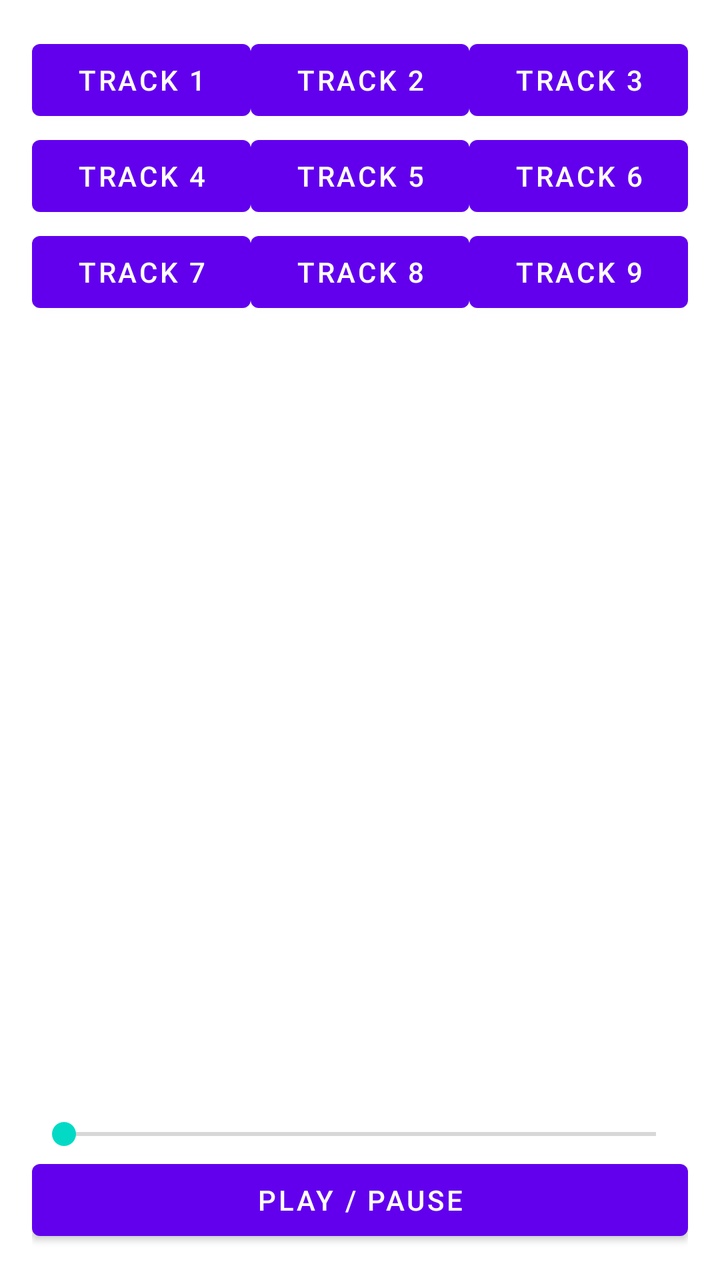
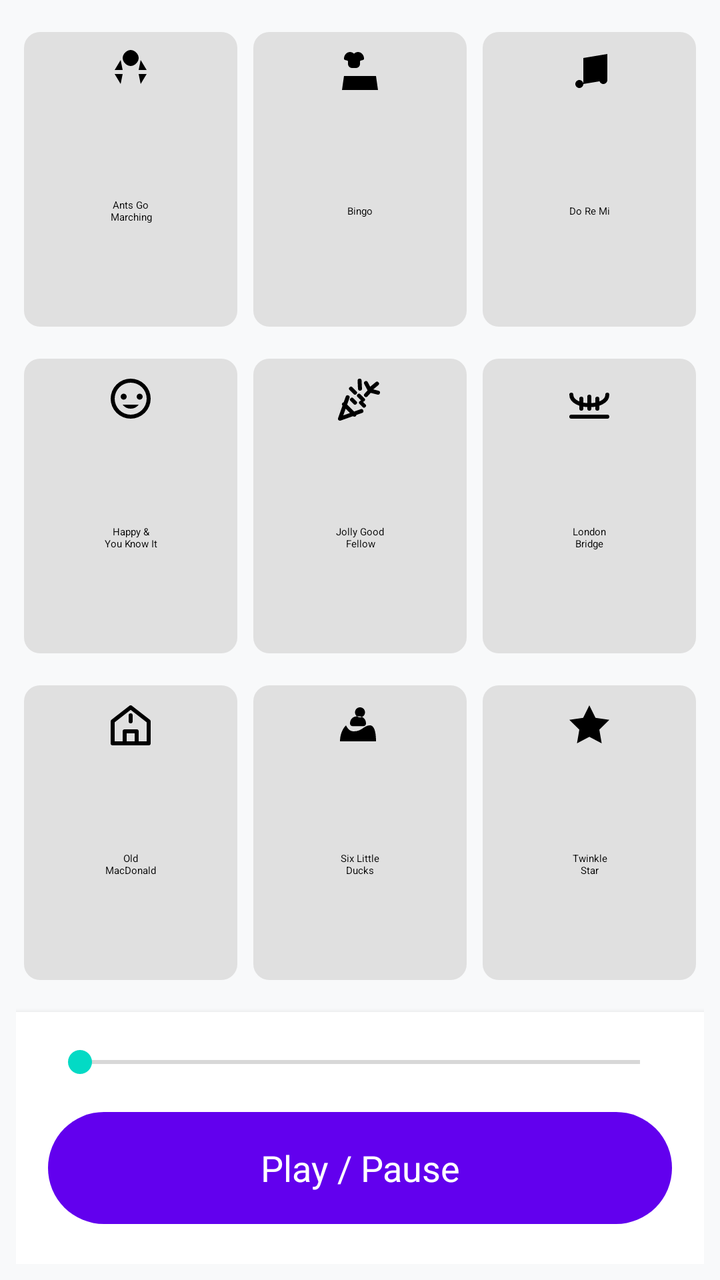

The first picture is an Android layout as it rendered before a commit; the second is the same layout after the commit. The layout source and the unified diff follow.
<!-- AndroidManifest.xml: application theme Theme.MusicPlayerForKids -->
<!-- res/layout/activity_main.xml -->
<?xml version="1.0" encoding="utf-8"?>
<LinearLayout
    xmlns:android="http://schemas.android.com/apk/res/android"
    android:orientation="vertical"
    android:layout_width="match_parent"
    android:layout_height="match_parent"
    android:padding="16dp">

    <GridLayout
        android:id="@+id/grid"
        android:layout_width="match_parent"
        android:layout_height="0dp"
        android:layout_weight="1"
        android:columnCount="3"
        android:rowCount="3">

        <Button
            android:id="@+id/btn1"
            android:text="Track 1"
            android:layout_width="0dp"
            android:layout_height="wrap_content"
            android:layout_columnWeight="1"/>

        <Button
            android:id="@+id/btn2"
            android:text="Track 2"
            android:layout_width="0dp"
            android:layout_height="wrap_content"
            android:layout_columnWeight="1"/>

        <Button
            android:id="@+id/btn3"
            android:text="Track 3"
            android:layout_width="0dp"
            android:layout_height="wrap_content"
            android:layout_columnWeight="1"/>

        <Button
            android:id="@+id/btn4"
            android:text="Track 4"
            android:layout_width="0dp"
            android:layout_height="wrap_content"
            android:layout_columnWeight="1"/>

        <Button
            android:id="@+id/btn5"
            android:text="Track 5"
            android:layout_width="0dp"
            android:layout_height="wrap_content"
            android:layout_columnWeight="1"/>

        <Button
            android:id="@+id/btn6"
            android:text="Track 6"
            android:layout_width="0dp"
            android:layout_height="wrap_content"
            android:layout_columnWeight="1"/>

        <Button
            android:id="@+id/btn7"
            android:text="Track 7"
            android:layout_width="0dp"
            android:layout_height="wrap_content"
            android:layout_columnWeight="1"/>

        <Button
            android:id="@+id/btn8"
            android:text="Track 8"
            android:layout_width="0dp"
            android:layout_height="wrap_content"
            android:layout_columnWeight="1"/>

        <Button
            android:id="@+id/btn9"
            android:text="Track 9"
            android:layout_width="0dp"
            android:layout_height="wrap_content"
            android:layout_columnWeight="1"/>

    </GridLayout>

    <SeekBar
        android:id="@+id/seekBar"
        android:layout_width="match_parent"
        android:layout_height="wrap_content"/>

    <Button
        android:id="@+id/pauseButton"
        android:layout_width="match_parent"
        android:layout_height="wrap_content"
        android:text="Play / Pause"/>

</LinearLayout>
<!-- resources referenced by this layout -->
<resources>
  <!-- unchanged entries left out for length: 7 -->
</resources>

<!-- the commit's change to res/layout/activity_main.xml (unified diff, before → after) -->
@@ -4,7 +4,8 @@
     android:orientation="vertical"
     android:layout_width="match_parent"
     android:layout_height="match_parent"
-    android:padding="16dp">
+    android:padding="8dp"
+    android:background="#F8F9FA">
 
     <GridLayout
         android:id="@+id/grid"
@@ -12,82 +13,123 @@
         android:layout_height="0dp"
         android:layout_weight="1"
         android:columnCount="3"
-        android:rowCount="3">
+        android:rowCount="3"
+        android:useDefaultMargins="true">
 
         <Button
             android:id="@+id/btn1"
-            android:text="Track 1"
+            android:text="@string/song_ants"
+            android:drawableTop="@drawable/ic_ant"
             android:layout_width="0dp"
-            android:layout_height="wrap_content"
-            android:layout_columnWeight="1"/>
+            android:layout_height="0dp"
+            android:layout_columnWeight="1"
+            android:layout_rowWeight="1"
+            style="@style/SoundButton"/>
 
         <Button
             android:id="@+id/btn2"
-            android:text="Track 2"
+            android:text="@string/song_bingo"
+            android:drawableTop="@drawable/ic_dog"
             android:layout_width="0dp"
-            android:layout_height="wrap_content"
-            android:layout_columnWeight="1"/>
+            android:layout_height="0dp"
+            android:layout_columnWeight="1"
+            android:layout_rowWeight="1"
+            style="@style/SoundButton"/>
 
         <Button
             android:id="@+id/btn3"
-            android:text="Track 3"
+            android:text="@string/song_doremi"
+            android:drawableTop="@drawable/ic_music"
             android:layout_width="0dp"
-            android:layout_height="wrap_content"
-            android:layout_columnWeight="1"/>
+            android:layout_height="0dp"
+            android:layout_columnWeight="1"
+            android:layout_rowWeight="1"
+            style="@style/SoundButton"/>
 
         <Button
             android:id="@+id/btn4"
-            android:text="Track 4"
+            android:text="@string/song_happy"
+            android:drawableTop="@drawable/ic_happy"
             android:layout_width="0dp"
-            android:layout_height="wrap_content"
-            android:layout_columnWeight="1"/>
+            android:layout_height="0dp"
+            android:layout_columnWeight="1"
+            android:layout_rowWeight="1"
+            style="@style/SoundButton"/>
 
         <Button
             android:id="@+id/btn5"
-            android:text="Track 5"
+            android:text="@string/song_jolly"
+            android:drawableTop="@drawable/ic_party"
             android:layout_width="0dp"
-            android:layout_height="wrap_content"
-            android:layout_columnWeight="1"/>
+            android:layout_height="0dp"
+            android:layout_columnWeight="1"
+            android:layout_rowWeight="1"
+            style="@style/SoundButton"/>
 
         <Button
             android:id="@+id/btn6"
-            android:text="Track 6"
+            android:text="@string/song_london"
+            android:drawableTop="@drawable/ic_bridge"
             android:layout_width="0dp"
-            android:layout_height="wrap_content"
-            android:layout_columnWeight="1"/>
+            android:layout_height="0dp"
+            android:layout_columnWeight="1"
+            android:layout_rowWeight="1"
+            style="@style/SoundButton"/>
 
         <Button
             android:id="@+id/btn7"
-            android:text="Track 7"
+            android:text="@string/song_macdonald"
+            android:drawableTop="@drawable/ic_barn"
             android:layout_width="0dp"
-            android:layout_height="wrap_content"
-            android:layout_columnWeight="1"/>
+            android:layout_height="0dp"
+            android:layout_columnWeight="1"
+            android:layout_rowWeight="1"
+            style="@style/SoundButton"/>
 
         <Button
             android:id="@+id/btn8"
-            android:text="Track 8"
+            android:text="@string/song_ducks"
+            android:drawableTop="@drawable/ic_duck"
             android:layout_width="0dp"
-            android:layout_height="wrap_content"
-            android:layout_columnWeight="1"/>
+            android:layout_height="0dp"
+            android:layout_columnWeight="1"
+            android:layout_rowWeight="1"
+            style="@style/SoundButton"/>
 
         <Button
             android:id="@+id/btn9"
-            android:text="Track 9"
+            android:text="@string/song_twinkle"
+            android:drawableTop="@drawable/ic_star"
             android:layout_width="0dp"
-            android:layout_height="wrap_content"
-            android:layout_columnWeight="1"/>
+            android:layout_height="0dp"
+            android:layout_columnWeight="1"
+            android:layout_rowWeight="1"
+            style="@style/SoundButton"/>
 
     </GridLayout>
 
-    <SeekBar
-        android:id="@+id/seekBar"
-        android:layout_width="match_parent"
-        android:layout_height="wrap_content"/>
-
-    <Button
-        android:id="@+id/pauseButton"
+    <LinearLayout
         android:layout_width="match_parent"
         android:layout_height="wrap_content"
-        android:text="Play / Pause"/>
+        android:orientation="vertical"
+        android:padding="16dp"
+        android:layout_marginTop="8dp"
+        android:background="#FFFFFF"
+        android:elevation="4dp">
+
+        <SeekBar
+            android:id="@+id/seekBar"
+            android:layout_width="match_parent"
+            android:layout_height="wrap_content"
+            android:layout_marginBottom="12dp"/>
+
+        <Button
+            android:id="@+id/pauseButton"
+            android:layout_width="match_parent"
+            android:layout_height="64dp"
+            android:text="@string/play_pause"
+            android:textSize="18sp"
+            style="@style/Widget.Material3.Button"/>
+    </LinearLayout>
 
 </LinearLayout>
<!-- resource entries referenced after the edit -->
@@ -1,5 +1,125 @@
 <!-- resources referenced by this layout -->
 <resources>
+  <!-- drawable ic_ant (drawable) -->
+  <vector xmlns:android="http://schemas.android.com/apk/res/android"
+      android:width="24dp"
+      android:height="24dp"
+      android:viewportWidth="24"
+      android:viewportHeight="24">
+      <path
+          android:fillColor="#000000"
+          android:pathData="M7 6l-3 5h4M17 6l3 5h-4M7 18l-3-5h4M17 18l3-5h-4M12 5v14M12 9c2 0 4-2 4-4s-2-4-4-4-4 2-4 4 2 4 4 4z"/>
+  </vector>
+  <!-- drawable ic_barn (drawable) -->
+  <vector xmlns:android="http://schemas.android.com/apk/res/android"
+      android:width="24dp"
+      android:height="24dp"
+      android:viewportWidth="24"
+      android:viewportHeight="24">
+      <path
+          android:strokeColor="#000000"
+          android:strokeWidth="2"
+          android:strokeLineCap="round"
+          android:strokeLineJoin="round"
+          android:pathData="M3 21h18V10L12 3 3 10v11zM9 21v-6h6v6M12 7v3"/>
+  </vector>
+  <!-- drawable ic_bridge (drawable) -->
+  <vector xmlns:android="http://schemas.android.com/apk/res/android"
+      android:width="24dp"
+      android:height="24dp"
+      android:viewportWidth="24"
+      android:viewportHeight="24">
+      <path
+          android:strokeColor="#000000"
+          android:strokeWidth="2"
+          android:strokeLineCap="round"
+          android:strokeLineJoin="round"
+          android:pathData="M3 21h18M3 10c0 7 18 7 18 0M8 12v5M12 11v6M16 12v5"/>
+  </vector>
+  <!-- drawable ic_dog (drawable) -->
+  <vector xmlns:android="http://schemas.android.com/apk/res/android"
+      android:width="24dp"
+      android:height="24dp"
+      android:viewportWidth="24"
+      android:viewportHeight="24">
+      <path
+          android:fillColor="#000000"
+          android:pathData="M10 5.172C10 3.782 8.823 2 7 2 5.177 2 4 3.782 4 5.172v.138c0 .324.218.611.53.693l1.142.3c.19.05.328.222.328.42v1.277a2 2 0 0 0 2 2h2a2 2 0 0 0 2-2V6.723c0-.198.138-.37.328-.42l1.142-.3c.312-.082.53-.37.53-.693v-.138C14 3.782 12.823 2 11 2c-1.823 0-3 1.782-3 3.172v.828h2v-.828zM4 14l-1 7h18l-1-7H4z"/>
+  </vector>
+  <!-- drawable ic_duck (drawable) -->
+  <vector xmlns:android="http://schemas.android.com/apk/res/android"
+      android:width="24dp"
+      android:height="24dp"
+      android:viewportWidth="24"
+      android:viewportHeight="24">
+      <path
+          android:fillColor="#000000"
+          android:pathData="M7 11v.13c0 .8.6 1.3 1.4 1.3h5.2c.8 0 1.4-.5 1.4-1.3V11c0-2-1.5-3.5-3.5-3.5h-1c-2 0-3.5 1.5-3.5 3.5zm2.5-5.5C9.5 4.1 10.6 3 12 3s2.5 1.1 2.5 2.5S13.4 8 12 8s-2.5-1.1-2.5-2.5zM17 12c-3 0-4 3-8 3-2 0-3-1-4-3-2 2-3 5-3 8h18c0-5-1-8-3-8z"/>
+  </vector>
+  <!-- drawable ic_happy (drawable) -->
+  <vector xmlns:android="http://schemas.android.com/apk/res/android"
+      android:width="24dp"
+      android:height="24dp"
+      android:viewportWidth="24"
+      android:viewportHeight="24">
+      <path
+          android:fillColor="#000000"
+          android:pathData="M12 2a10 10 0 1 0 10 10A10 10 0 0 0 12 2zm0 18a8 8 0 1 1 8-8 8 8 0 0 1-8 8zm-5-9a1.5 1.5 0 1 1 1.5 1.5A1.5 1.5 0 0 1 7 11zm8 0a1.5 1.5 0 1 1 1.5 1.5A1.5 1.5 0 0 1 15 11zm-3 6a5 5 0 0 1-4-2h8a5 5 0 0 1-4 2z"/>
+  </vector>
+  <!-- drawable ic_music (drawable) -->
+  <vector xmlns:android="http://schemas.android.com/apk/res/android"
+      android:width="24dp"
+      android:height="24dp"
+      android:viewportWidth="24"
+      android:viewportHeight="24">
+      <path
+          android:fillColor="#000000"
+          android:pathData="M9 18V5l12-2v13M9 18c0 1.1-.9 2-2 2s-2-.9-2-2 .9-2 2-2 2 .9 2 2zM21 16c0 1.1-.9 2-2 2s-2-.9-2-2 .9-2 2-2 2 .9 2 2z"/>
+  </vector>
+  <!-- drawable ic_party (drawable) -->
+  <vector xmlns:android="http://schemas.android.com/apk/res/android"
+      android:width="24dp"
+      android:height="24dp"
+      android:viewportWidth="24"
+      android:viewportHeight="24">
+      <path
+          android:strokeColor="#000000"
+          android:strokeWidth="2"
+          android:strokeLineCap="round"
+          android:strokeLineJoin="round"
+          android:pathData="M5.8 11.3 2 22l10.7-3.8M4 14.8 9.2 20M15 4.2l2 3.8M11.8 3l.2 4M20.5 4.5 17.5 7M21 9l-4-1M15 10.2l2-2.2M7.5 7l2 2m2 1.5 2 2M8 12.5l1.5 1.5m3 0 1.5 1.5"/>
+  </vector>
+  <!-- drawable ic_star (drawable) -->
+  <vector xmlns:android="http://schemas.android.com/apk/res/android"
+      android:width="24dp"
+      android:height="24dp"
+      android:viewportWidth="24"
+      android:viewportHeight="24">
+      <path
+          android:fillColor="#000000"
+          android:pathData="M12 2l3.09 6.26L22 9.27l-5 4.87 1.18 6.88L12 17.77l-6.18 3.25L7 14.14 2 9.27l6.91-1.01L12 2z"/>
+  </vector>
+  <string name="play_pause">Play / Pause</string>
+  <string name="song_ants">Ants Go\nMarching</string>
+  <string name="song_bingo">Bingo</string>
+  <string name="song_doremi">Do Re Mi</string>
+  <string name="song_ducks">Six Little\nDucks</string>
+  <string name="song_happy">Happy &amp;\nYou Know It</string>
+  <string name="song_jolly">Jolly Good\nFellow</string>
+  <string name="song_london">London\nBridge</string>
+  <string name="song_macdonald">Old\nMacDonald</string>
+  <string name="song_twinkle">Twinkle\nStar</string>
+  <style name="SoundButton" parent="Widget.Material3.Button.TonalButton">
+          <item name="shapeAppearanceOverlay">@style/ShapeAppearance.LessRounded</item>
+          <item name="backgroundTint">@color/light_gray</item>
+          <item name="android:textColor">@color/black</item>
+          <item name="android:padding">8dp</item>
+      </style>
+  <style name="ShapeAppearance.LessRounded" parent="">
+          <item name="cornerFamily">rounded</item>
+          <item name="cornerSize">8dp</item>
+      </style>
+  <color name="light_gray">#FFE0E0E0</color>
   <!-- unchanged entries left out for length: 7 -->
 </resources>
 
